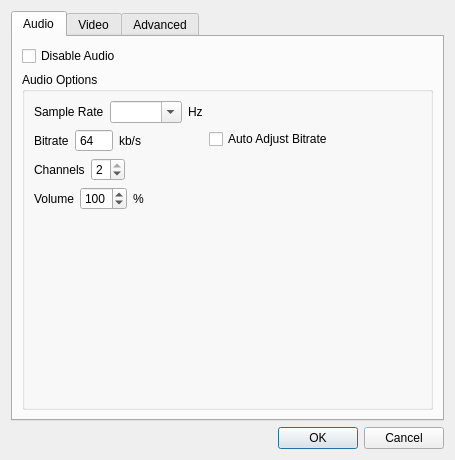
This is src/ui/conversionparameterdialog.ui in qwinff/qwinff as Qt 5 draws it before an edit. The edited form follows.
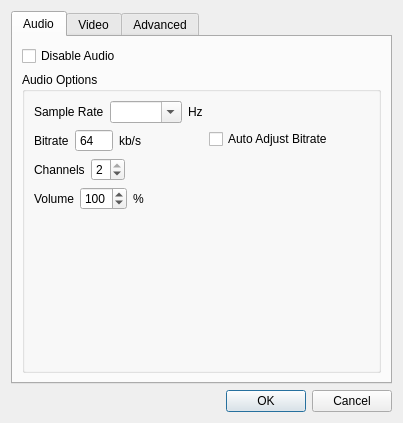
This is the edited form.

Commit message: Reduced ConversionParameterDialog default size.

Patch:
```diff
--- a/src/ui/conversionparameterdialog.ui
+++ b/src/ui/conversionparameterdialog.ui
@@ -6,8 +6,8 @@
    <rect>
     <x>0</x>
     <y>0</y>
-    <width>455</width>
-    <height>460</height>
+    <width>403</width>
+    <height>423</height>
    </rect>
   </property>
   <property name="sizePolicy">
```
